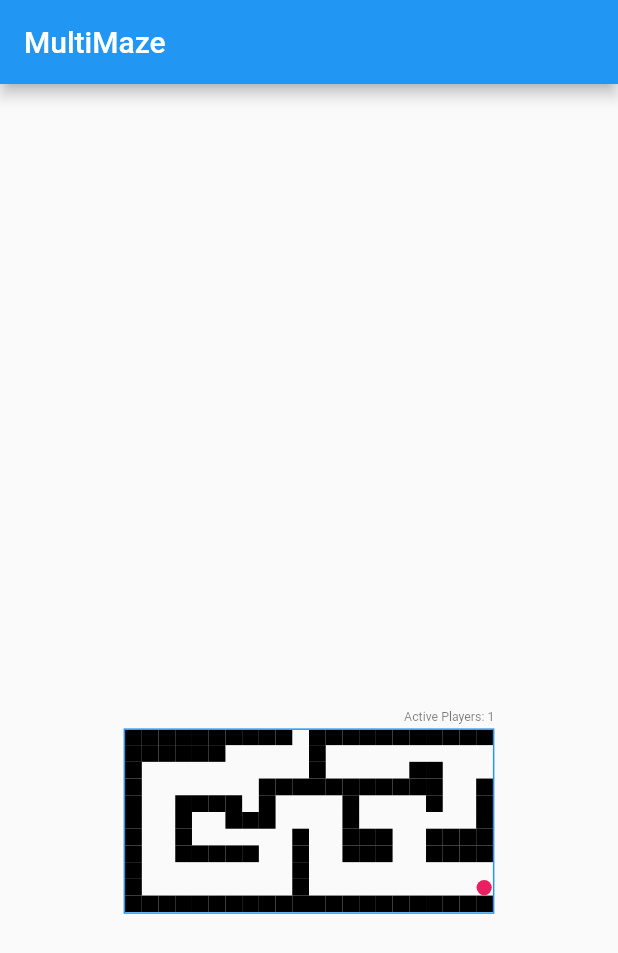
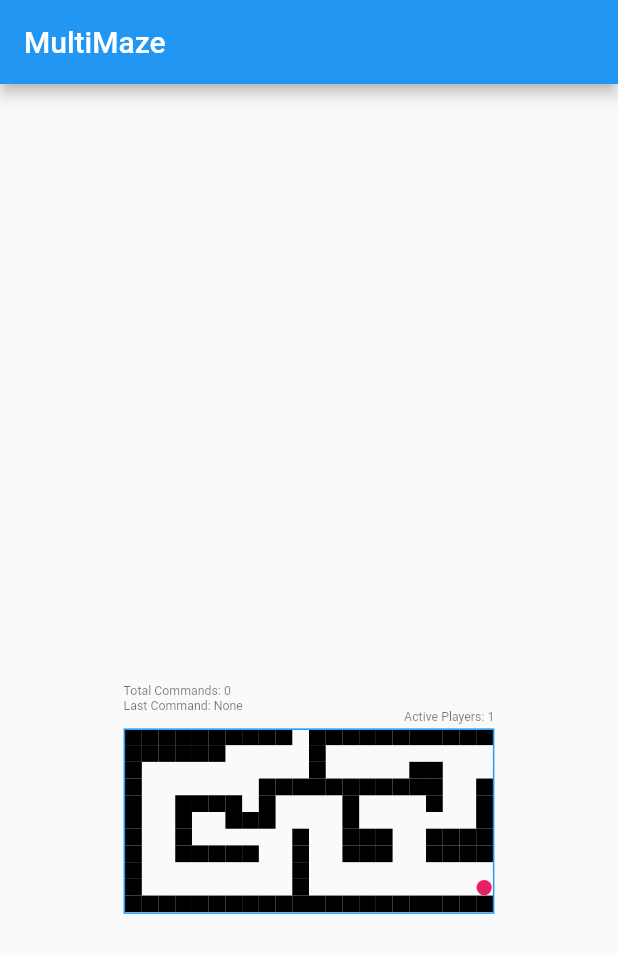
Before and after one commit to craiglabenz/multimaze, a Flutter app: the screen it shows after launch, on a phone screen of 412 x 824 dp. Shown: the top 953 px of the screen. Run offline on Flutter 3.47's test engine with Material 2 defaults, Android fonts, the phone set to English and light mode, and no system bars; our stand-ins replace flutter_riverpod, freezed_annotation, riverpod.

Commit message:
added lastCommand to state for display in control panel

```diff
--- a/multimaze-ui/lib/src/maze/manager/maze_data.dart
+++ b/multimaze-ui/lib/src/maze/manager/maze_data.dart
@@ -1,5 +1,6 @@
 import 'package:freezed_annotation/freezed_annotation.dart';
 import 'package:multimaze/src/maze/helpers/helpers.dart';
+import 'move_command.dart';
 
 part 'maze_data.freezed.dart';
 
@@ -12,6 +13,7 @@ class MazeData with _$MazeData {
     required int rows,
     required int columns,
     required int activePlayers,
+    IndexedCommand? lastCommand,
   }) = _MazeData;
 
   static const rawEmptySquare = ' ';
--- a/multimaze-ui/lib/src/maze/manager/maze_manager.dart
+++ b/multimaze-ui/lib/src/maze/manager/maze_manager.dart
@@ -73,7 +73,14 @@ class MazeManager extends StateNotifier<MazeData> {
       // Nothing to do here. The game silently discards moves into walls.
       return;
     }
-    state = state.copyWith(playerLocation: newLocation);
+    state = state.copyWith(
+      lastCommand: IndexedCommand(
+        command: command,
+        moveNumber:
+            state.lastCommand == null ? 1 : state.lastCommand!.moveNumber + 1,
+      ),
+      playerLocation: newLocation,
+    );
   }
 }
 
--- a/multimaze-ui/lib/src/maze/manager/move_command.dart
+++ b/multimaze-ui/lib/src/maze/manager/move_command.dart
@@ -2,10 +2,32 @@ import 'package:freezed_annotation/freezed_annotation.dart';
 
 part 'move_command.freezed.dart';
 
+/// Indicates a single order to attempt to relocate the player.
 @Freezed()
-abstract class MoveCommand with _$MoveCommand {
+class MoveCommand with _$MoveCommand {
+  const MoveCommand._();
   const factory MoveCommand.up() = MoveCommandUp;
   const factory MoveCommand.down() = MoveCommandDown;
   const factory MoveCommand.left() = MoveCommandLeft;
   const factory MoveCommand.right() = MoveCommandRight;
+
+  String toDisplay() => map(
+        up: (_) => 'Up',
+        down: (_) => 'Down',
+        left: (_) => 'Left',
+        right: (_) => 'Right',
+      );
 }
+
+/// Wraps each [MoveCommand] with a number telling which move number it was over
+/// the course of a single game session.
+///
+/// Note that invalid/discarded [MoveCommand] values will never enter the state
+/// as an [IndexedCommand].
+@Freezed()
+class IndexedCommand with _$IndexedCommand {
+  const factory IndexedCommand({
+    required MoveCommand command,
+    required int moveNumber,
+  }) = _IndexCommand;
+}
--- a/multimaze-ui/lib/src/maze/pages/maze_page.dart
+++ b/multimaze-ui/lib/src/maze/pages/maze_page.dart
@@ -17,6 +17,7 @@ class MazePage extends ConsumerWidget {
         sendCommand: ref.read(mazeManagerProvider.notifier).send,
         child: Maze(
           activePlayers: mazeData.activePlayers,
+          lastCommand: mazeData.lastCommand,
           rows: mazeData.rows,
           columns: mazeData.columns,
           borderColor: Colors.blue,
--- a/multimaze-ui/lib/src/maze/widgets/maze.dart
+++ b/multimaze-ui/lib/src/maze/widgets/maze.dart
@@ -14,6 +14,7 @@ class Maze extends StatelessWidget {
     required this.gamePieceLocation,
     required this.wallLocations,
     required this.activePlayers,
+    required this.lastCommand,
     this.gamePieceColor = Colors.pink,
     this.borderColor = Colors.blue,
     this.gridColor = Colors.blue,
@@ -64,6 +65,11 @@ class Maze extends StatelessWidget {
   ///
   /// This is for display purposes only and has no other effect on the UI.
   final int activePlayers;
+
+  /// The last successful command issued in the game.
+  ///
+  /// Should only be `null` at the start of a new game.
+  final IndexedCommand? lastCommand;
 
   /// The location on the board where the game piece should be drawn.
   final Coordinates gamePieceLocation;
@@ -119,6 +125,7 @@ class Maze extends StatelessWidget {
               child: MazeControlPanel(
                 activePlayers: activePlayers,
                 sizeMultiplier: constraints.maxWidth / defaultWindowWidth,
+                lastCommand: lastCommand,
               ),
             ),
             Positioned(
--- a/multimaze-ui/lib/src/maze/widgets/maze_control_panel.dart
+++ b/multimaze-ui/lib/src/maze/widgets/maze_control_panel.dart
@@ -1,19 +1,29 @@
 import 'package:flutter/material.dart';
+import 'package:multimaze/src/maze/maze.dart';
 
 class MazeControlPanel extends StatelessWidget {
   const MazeControlPanel({
     Key? key,
     required this.activePlayers,
+    required this.lastCommand,
     required this.sizeMultiplier,
   }) : super(key: key);
 
   final int activePlayers;
   final double sizeMultiplier;
+  final IndexedCommand? lastCommand;
 
   @override
   Widget build(BuildContext context) {
     return Stack(
       children: <Widget>[
+        Positioned(
+          left: 0,
+          top: 0,
+          bottom: 0,
+          right: 150 * sizeMultiplier,
+          child: _RecentCommands(lastCommand, sizeMultiplier: sizeMultiplier),
+        ),
         Positioned(
           right: 0,
           bottom: 0,
@@ -29,3 +39,47 @@ class MazeControlPanel extends StatelessWidget {
     );
   }
 }
+
+class _RecentCommands extends StatelessWidget {
+  const _RecentCommands(this.lastCommand,
+      {Key? key, required this.sizeMultiplier})
+      : super(key: key);
+
+  final IndexedCommand? lastCommand;
+  final double sizeMultiplier;
+
+  @override
+  Widget build(BuildContext context) {
+    final lastMoveWidget = Text(
+      (lastCommand == null)
+          ? 'Last Command: None'
+          : 'Last Command: ${lastCommand!.command.toDisplay()}',
+      style: Theme.of(context).textTheme.headline4!.copyWith(
+            fontSize: 32 * sizeMultiplier,
+          ),
+    );
+    final moveCountWidget = Text(
+      (lastCommand == null)
+          ? 'Total Commands: 0'
+          : 'Total Commands: ${lastCommand!.moveNumber}',
+      style: Theme.of(context).textTheme.headline4!.copyWith(
+            fontSize: 32 * sizeMultiplier,
+          ),
+    );
+    return Stack(children: <Widget>[
+      Positioned(
+        left: 0,
+        bottom: 10,
+        height: 100 * sizeMultiplier,
+        child: Column(
+          crossAxisAlignment: CrossAxisAlignment.start,
+          mainAxisAlignment: MainAxisAlignment.end,
+          children: [
+            moveCountWidget,
+            lastMoveWidget,
+          ],
+        ),
+      ),
+    ]);
+  }
+}
```
Also changed, not shown: multimaze-ui/lib/src/maze/manager/maze_data.freezed.dart, multimaze-ui/lib/src/maze/manager/move_command.freezed.dart.
